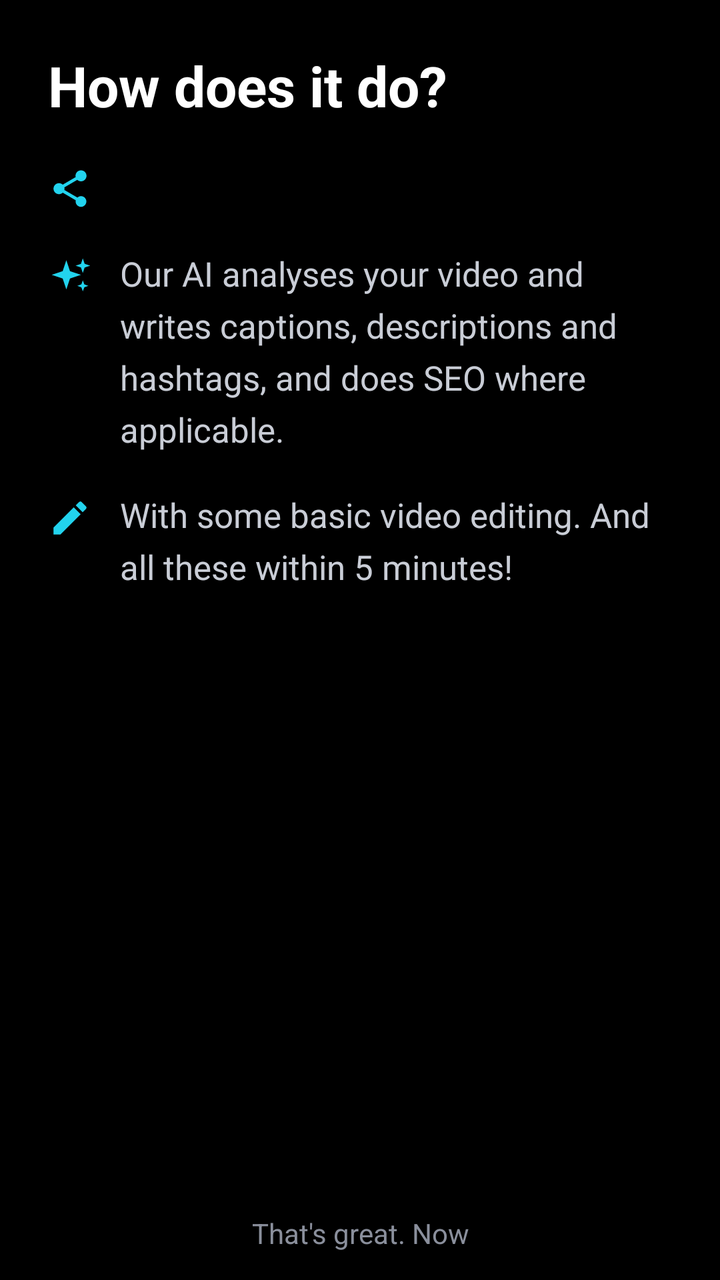
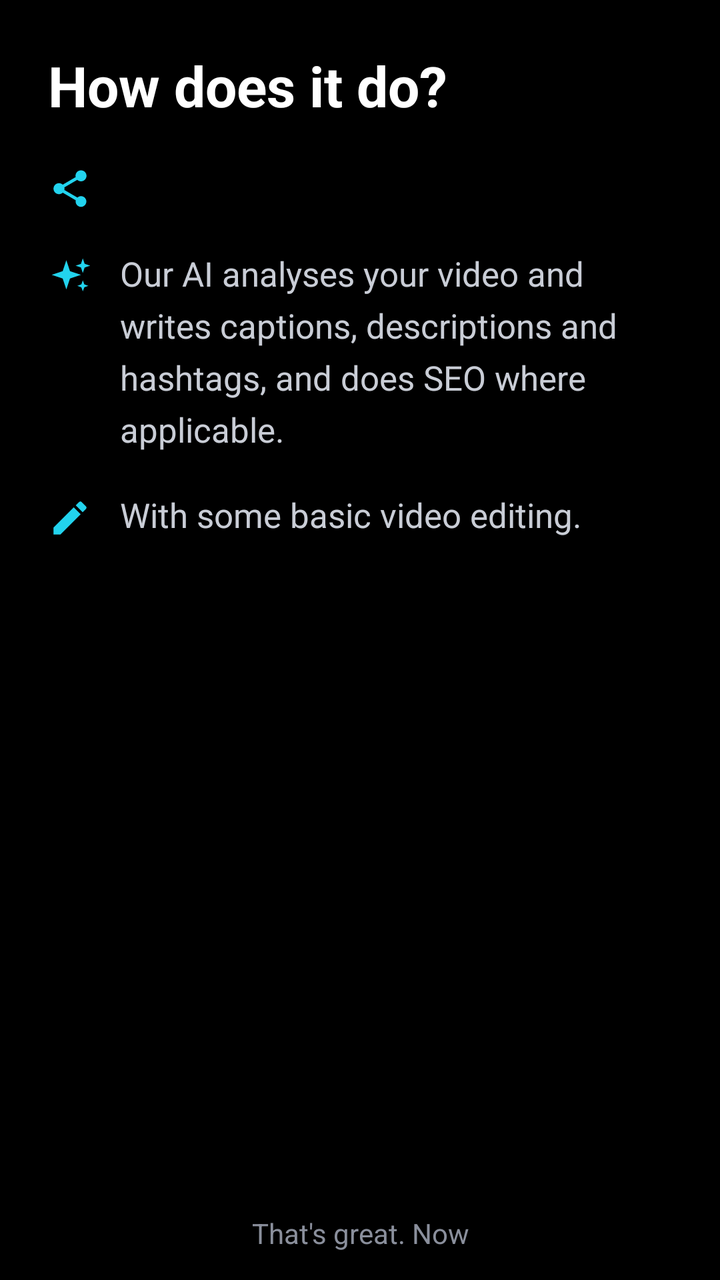

Two renders of the same Android screen: before a commit and after it. Below are the layout's source before the change and the commit's diff.
<!-- AndroidManifest.xml: application theme Theme.CustomScreen -->
<!-- res/layout/item_onboarding_how.xml -->
<?xml version="1.0" encoding="utf-8"?>
<LinearLayout xmlns:android="http://schemas.android.com/apk/res/android"
    style="@style/OnbPage">

    <TextView
        style="@style/OnbTitle"
        android:text="@string/onb_title_how" />

    <ScrollView style="@style/OnbScroll">

        <LinearLayout
            android:layout_width="match_parent"
            android:layout_height="wrap_content"
            android:orientation="vertical">

            <LinearLayout
                android:layout_width="match_parent"
                android:layout_height="wrap_content"
                android:orientation="horizontal">

                <ImageView
                    style="@style/OnbRowIcon"
                    android:src="@drawable/ic_share" />

                <TextView
                    android:id="@+id/onb_how_publish"
                    style="@style/OnbBody"
                    android:layout_marginStart="14dp" />
            </LinearLayout>

            <LinearLayout
                android:layout_width="match_parent"
                android:layout_height="wrap_content"
                android:layout_marginTop="20dp"
                android:orientation="horizontal">

                <ImageView
                    style="@style/OnbRowIcon"
                    android:src="@drawable/ic_ai_sparkle" />

                <TextView
                    style="@style/OnbBody"
                    android:layout_marginStart="14dp"
                    android:text="@string/onb_how_ai" />
            </LinearLayout>

            <LinearLayout
                android:layout_width="match_parent"
                android:layout_height="wrap_content"
                android:layout_marginTop="20dp"
                android:orientation="horizontal">

                <ImageView
                    style="@style/OnbRowIcon"
                    android:src="@drawable/ic_edit" />

                <TextView
                    style="@style/OnbBody"
                    android:layout_marginStart="14dp"
                    android:text="@string/onb_how_edit" />
            </LinearLayout>
        </LinearLayout>
    </ScrollView>

    <TextView
        style="@style/OnbAboveButton"
        android:text="@string/onb_how_above_button" />
</LinearLayout>
<!-- resources referenced by this layout -->
<resources>
  <!-- drawable ic_edit (drawable) -->
  <vector xmlns:android="http://schemas.android.com/apk/res/android"
      android:width="24dp"
      android:height="24dp"
      android:viewportWidth="24"
      android:viewportHeight="24">
    <path
        android:fillColor="#000000"
        android:pathData="M3,17.25V21h3.75L17.81,9.94l-3.75,-3.75L3,17.25zM20.71,7.04c0.39,-0.39 0.39,-1.02 0,-1.41l-2.34,-2.34c-0.39,-0.39 -1.02,-0.39 -1.41,0l-1.83,1.83 3.75,3.75 1.83,-1.83z"/>
  </vector>
  <string name="onb_how_above_button">That\'s great. Now</string>
  <string name="onb_how_ai">Our AI analyses your video and writes captions, descriptions and hashtags, and does SEO where applicable.</string>
  <string name="onb_how_edit">With some basic video editing. And all these within 5 minutes!</string>
  <string name="onb_title_how">How does it do?</string>
  <style name="OnbAboveButton">
          <item name="android:layout_width">match_parent</item>
          <item name="android:layout_height">wrap_content</item>
          <item name="android:layout_marginTop">12dp</item>
          <item name="android:layout_marginBottom">14dp</item>
          <item name="android:gravity">center</item>
          <item name="android:textColor">@color/onb_muted</item>
          <item name="android:textSize">14sp</item>
      </style>
  <style name="OnbBody">
          <item name="android:layout_width">match_parent</item>
          <item name="android:layout_height">wrap_content</item>
          <item name="android:lineHeight">26sp</item>
          <item name="android:textColor">@color/onb_body</item>
          <item name="android:textSize">17sp</item>
      </style>
  <style name="OnbPage">
          <item name="android:layout_width">match_parent</item>
          <item name="android:layout_height">match_parent</item>
          <item name="android:orientation">vertical</item>
          <item name="android:paddingStart">24dp</item>
          <item name="android:paddingEnd">24dp</item>
          <item name="android:paddingTop">24dp</item>
      </style>
  <style name="OnbRowIcon">
          <item name="android:layout_width">22dp</item>
          <item name="android:layout_height">22dp</item>
          <item name="android:layout_marginTop">2dp</item>
          <item name="android:importantForAccessibility">no</item>
          <item name="tint">@color/onb_accent</item>
      </style>
  <style name="OnbScroll">
          <item name="android:layout_width">match_parent</item>
          <item name="android:layout_height">0dp</item>
          <item name="android:layout_weight">1</item>
          <item name="android:layout_marginTop">20dp</item>
          <item name="android:scrollbars">none</item>
          <item name="android:fadingEdgeLength">24dp</item>
          <item name="android:requiresFadingEdge">vertical</item>
      </style>
  <style name="OnbTitle">
          <item name="android:layout_width">match_parent</item>
          <item name="android:layout_height">wrap_content</item>
          <item name="android:accessibilityHeading">true</item>
          <item name="android:textColor">@color/onb_title</item>
          <item name="android:textSize">28sp</item>
          <item name="android:textStyle">bold</item>
      </style>
  <color name="onb_muted">#8A8F9C</color>
  <color name="onb_body">#C9CDD6</color>
  <color name="onb_accent">#22D3EE</color>
  <color name="onb_title">#FFFFFF</color>
  <!-- unchanged entries left out for length: 3 -->
</resources>

<!-- the commit's change to res/layout/item_onboarding_how.xml (unified diff, before → after) -->
@@ -59,6 +59,11 @@
                     android:layout_marginStart="14dp"
                     android:text="@string/onb_how_edit" />
             </LinearLayout>
+
+            
+            <TextView
+                android:id="@+id/onb_how_offer"
+                style="@style/OnbOffer" />
         </LinearLayout>
     </ScrollView>
 
<!-- resource entries referenced after the edit -->
@@ -12,7 +12,7 @@
   </vector>
   <string name="onb_how_above_button">That\'s great. Now</string>
   <string name="onb_how_ai">Our AI analyses your video and writes captions, descriptions and hashtags, and does SEO where applicable.</string>
-  <string name="onb_how_edit">With some basic video editing. And all these within 5 minutes!</string>
+  <string name="onb_how_edit">With some basic video editing.</string>
   <string name="onb_title_how">How does it do?</string>
   <style name="OnbAboveButton">
           <item name="android:layout_width">match_parent</item>
@@ -29,6 +29,19 @@
           <item name="android:lineHeight">26sp</item>
           <item name="android:textColor">@color/onb_body</item>
           <item name="android:textSize">17sp</item>
+      </style>
+  <style name="OnbOffer">
+          <item name="android:layout_width">match_parent</item>
+          <item name="android:layout_height">wrap_content</item>
+          <item name="android:layout_marginTop">32dp</item>
+          <item name="android:layout_marginStart">6dp</item>
+          <item name="android:layout_marginEnd">6dp</item>
+          <item name="android:fontFamily">@font/bitter</item>
+          <item name="android:gravity">center</item>
+          <item name="android:lineHeight">34sp</item>
+          <item name="android:rotation">-2</item>
+          <item name="android:textColor">@color/onb_title</item>
+          <item name="android:textSize">24sp</item>
       </style>
   <style name="OnbPage">
           <item name="android:layout_width">match_parent</item>
